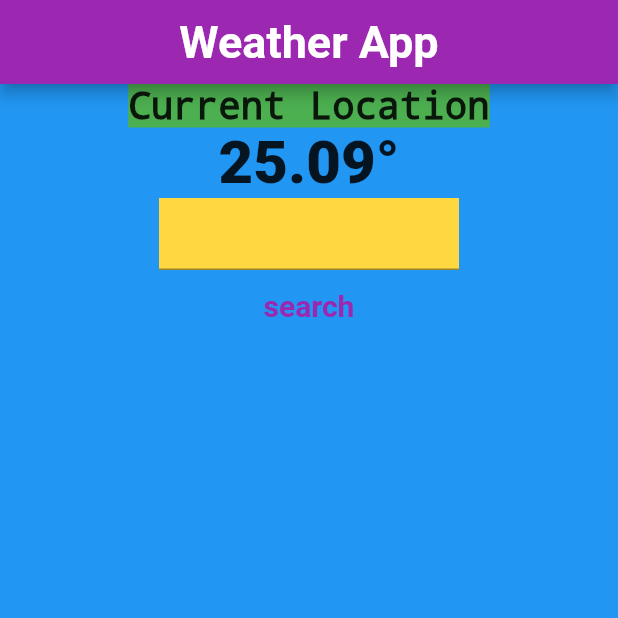
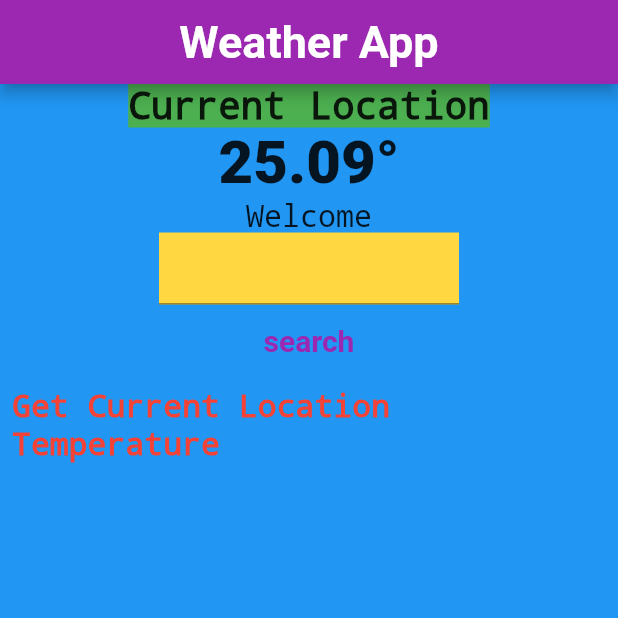
Before and after one commit to Kamol-Paul/my_weather_app, a Flutter app: the screen it shows after launch, on a phone screen of 412 x 824 dp, the top half of it. Run offline on Flutter 3.47's test engine with Material 2 defaults, Android fonts, the phone set to English and light mode, and no system bars; our stand-ins replace geolocator.

Commit message:
modify the body part.

```diff
--- a/lib/HomePage/homeBody.dart
+++ b/lib/HomePage/homeBody.dart
@@ -14,6 +14,7 @@ class _HomeBodyState extends State<HomeBody> {
   var tempData = "25.09";
   var location = "Current Location";
   var search = "search";
+  var description = "Welcome";
   var longi,lati;
   TextEditingController textEditingController = TextEditingController();
   void getWeather() async {
@@ -31,6 +32,8 @@ class _HomeBodyState extends State<HomeBody> {
       setState(() {
         location = "In location " + response["name"];
         tempData = tempDegree.toStringAsPrecision(2);
+        description = response['weather'][0]['description'];
+
       });
     }
 
@@ -76,12 +79,16 @@ class _HomeBodyState extends State<HomeBody> {
     var machine = WeatherInformationMachine();
     var response = await machine.getDataWithLongLat(longi, lati);
 
-    double tempDegree  = response['main']['temp'] - 273;
+    if(response["cod"] == 200){
+      double tempDegree  = response['main']['temp'] - 273;
 
-    setState(() {
-      tempData = tempDegree.toStringAsPrecision(2);
-      location = "Current Location " + response["name"];
-    });
+      setState(() {
+        tempData = tempDegree.toStringAsPrecision(2);
+        location = "Current Location " + response["name"];
+        description = response['weather'][0]['description'];
+      });
+    }
+
 
   }
   @override
@@ -113,6 +120,13 @@ class _HomeBodyState extends State<HomeBody> {
                   fontStyle: FontStyle.normal,
                   fontSize: 40,
                 )),
+            Text(
+              description,
+              style: const TextStyle(
+                fontFamily: 'monospace',
+                fontSize: 20
+              ),
+            ),
             Center(
               //alignment: Alignment.center,
               //color: Colors.green,
@@ -130,7 +144,18 @@ class _HomeBodyState extends State<HomeBody> {
             TextButton(onPressed: getWeather, child: Text(
               search,
               style: const TextStyle(fontSize: 20,fontWeight: FontWeight.bold),
-            ))
+            )),
+            TextButton(onPressed: loadData, child: const Text(
+              "Get Current Location Temperature",
+              style: TextStyle(
+            color: Colors.red,
+            fontWeight: FontWeight.bold,
+            fontSize: 21,
+            fontFamily: 'monospace'
+              )
+            )
+            )
+
 
           ],
         ));
```
